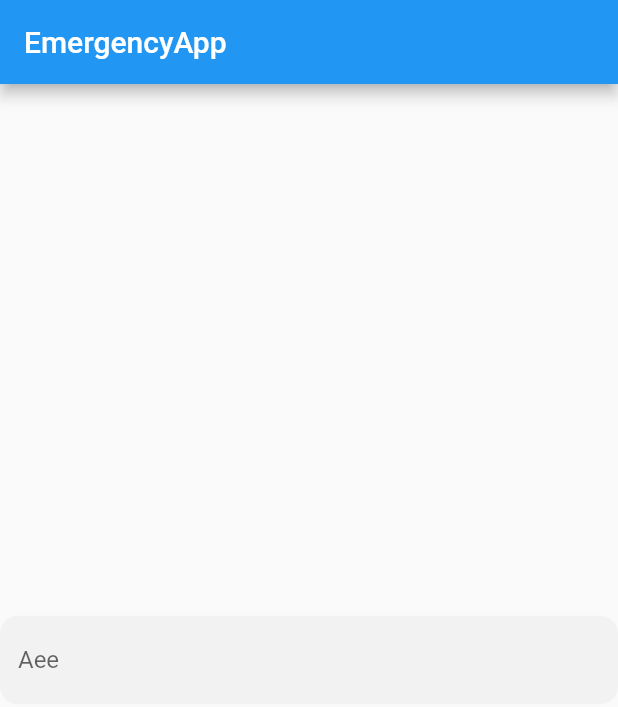
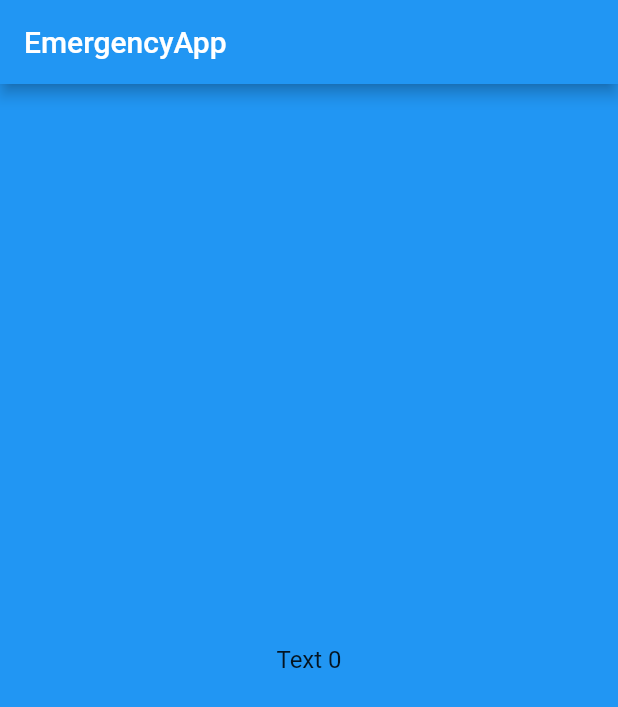
Before and after one commit to tsaplyadmitriy/EmergencyApp, a Flutter app: the screen it shows after launch, on a phone screen of 412 x 824 dp. Shown: the top 707 px of the screen. Run offline on Flutter 3.47's test engine with Material 2 defaults, Android fonts, the phone set to English and light mode, and no system bars; drawn by our look-alikes of carousel_slider; our stand-ins replace bloc, flutter_bloc.

```diff
--- a/emergency_app/lib/card_ui/card_ui_page.dart
+++ b/emergency_app/lib/card_ui/card_ui_page.dart
@@ -11,7 +11,7 @@ class CardUIPage extends StatelessWidget {
 
   CardUIPage({Key key}) : super(key: key);
 
-  var backGroundColor = 0xE5E5E5;
+  var colors = [Colors.blue,Colors.red,Colors.yellow,Colors.purple,Colors.green];
 
 
   @override
@@ -46,12 +46,9 @@ class CardUIPage extends StatelessWidget {
                       width: MediaQuery.of(context).size.width,
 
                       decoration: BoxDecoration(
-                          color: Color(backGroundColor),
+                        color: colors[i],
                       ),
-                      child: Center(
-                          widthFactor: 100,
-                          heightFactor: 150,
-                          child: new RoundedInputField())
+                      child: Center(child:Text('Text $i', style: TextStyle(fontSize: 16.0),))
                    );
 
                },
--- a/emergency_app/lib/components/rounded_input_field.dart
+++ b/emergency_app/lib/components/rounded_input_field.dart
@@ -12,15 +12,16 @@ class _RoundedInputFieldState extends State<RoundedInputField> {
   @override
   Widget build(BuildContext context) {
     return TextFormField(
-      decoration: beautifulDecoration()
+      decoration: beautifulDecoration("flex")
     );
   }
 }
 
 
-InputDecoration beautifulDecoration() {
+InputDecoration beautifulDecoration(String inputText) {
     return new InputDecoration(
-        hintText: "Aee",
+        hintText: inputText,
+
         filled: true,
         fillColor: Color(0xFFF2F2F2),
         focusedBorder: OutlineInputBorder(
```
